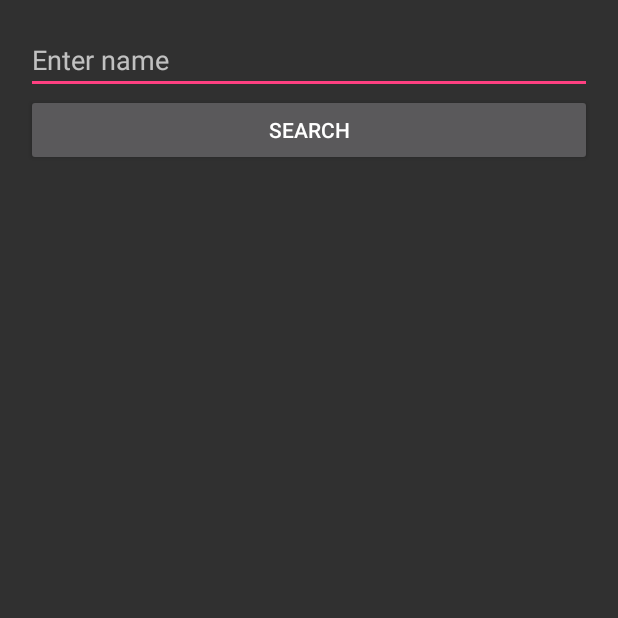
After one commit to SocratesDz/Friends, an Android app: the SearchActivity screen opened directly, with no data from a screen before it, on a phone screen of 412 x 824 dp, the top half of it. The commit adds this screen. Run offline under Robolectric (Android 15) with nearby library versions, the phone set to English and light mode, and no system bars.

Commit message:
Project finished. Added EditActivity and SearchActivity. Added Loaders. Must tidy up.

```diff
--- a/app/src/main/java/com/socratesdiaz/friends/FriendsCustomAdapter.java
+++ b/app/src/main/java/com/socratesdiaz/friends/FriendsCustomAdapter.java
@@ -69,7 +69,7 @@ public class FriendsCustomAdapter extends ArrayAdapter<Friend> {
                 FriendsDialog dialog = new FriendsDialog();
                 Bundle args = new Bundle();
                 args.putString(FriendsDialog.DIALOG_TYPE, FriendsDialog.DELETE_RECORD);
-                args.putString(FriendsContract.FriendsColumns.FRIENDS_ID, String.valueOf(_id));
+                args.putInt(FriendsContract.FriendsColumns.FRIENDS_ID, _id);
                 args.putString(FriendsContract.FriendsColumns.FRIENDS_NAME, name);
                 dialog.setArguments(args);
                 dialog.show(sFragmentManager, "delete-record");
--- a/app/src/main/java/com/socratesdiaz/friends/MainActivity.java
+++ b/app/src/main/java/com/socratesdiaz/friends/MainActivity.java
@@ -18,7 +18,6 @@ public class MainActivity extends FragmentActivity {
             FriendsListFragment friendsListFragment = new FriendsListFragment();
             fragmentManager.beginTransaction().add(android.R.id.content, friendsListFragment).commit();
         }
-        setContentView(R.layout.activity_main);
     }
 
     @Override
@@ -33,7 +32,7 @@ public class MainActivity extends FragmentActivity {
         switch (item.getItemId()) {
             case R.id.addRecord:
                 Intent intent = new Intent(MainActivity.this, AddActivity.class);
-                startIntentSender(intent);
+                startActivity(intent);
                 break;
             case R.id.deleteDatabase:
                 FriendsDialog dialog = new FriendsDialog();
--- /dev/null
+++ b/app/src/main/java/com/socratesdiaz/friends/SearchActivity.java
@@ -0,0 +1,70 @@
+package com.socratesdiaz.friends;
+
+import android.content.ContentResolver;
+import android.os.Bundle;
+import android.support.annotation.Nullable;
+import android.support.v4.app.FragmentActivity;
+import android.support.v4.app.LoaderManager;
+import android.support.v4.content.Loader;
+import android.view.View;
+import android.widget.Button;
+import android.widget.EditText;
+import android.widget.ListView;
+
+import java.util.List;
+
+/**
+ * Created by Sócrates Díaz S on 10/20/2016.
+ */
+
+public class SearchActivity extends FragmentActivity
+    implements LoaderManager.LoaderCallbacks<List<Friend>> {
+
+    private static final String LOG_TAG = SearchActivity.class.getSimpleName();
+    private FriendsCustomAdapter mFriendsCustomAdapter;
+    private static int LOADER_ID = 2;
+    private ContentResolver mContentResolver;
+    private List<Friend> friendsRetrieved;
+    private ListView listView;
+    private EditText mSearchEditText;
+    private Button mSearchFriendButton;
+    private String matchText;
+
+    @Override
+    protected void onCreate(@Nullable Bundle savedInstanceState) {
+        super.onCreate(savedInstanceState);
+        setContentView(R.layout.search_layout);
+        listView = (ListView) findViewById(R.id.searchResultsList);
+        mSearchEditText = (EditText) findViewById(R.id.searchName);
+        mSearchFriendButton = (Button) findViewById(R.id.searchButton);
+        mContentResolver = getContentResolver();
+        mFriendsCustomAdapter = new FriendsCustomAdapter(SearchActivity.this,
+                getSupportFragmentManager());
+        listView.setAdapter(mFriendsCustomAdapter);
+
+        mSearchFriendButton.setOnClickListener(new View.OnClickListener() {
+            @Override
+            public void onClick(View view) {
+                matchText = mSearchEditText.getText().toString();
+                getSupportLoaderManager().initLoader(LOADER_ID++, null, SearchActivity.this);
+            }
+        });
+    }
+
+    @Override
+    public Loader<List<Friend>> onCreateLoader(int id, Bundle args) {
+        return new FriendsSearchListLoader(SearchActivity.this, FriendsContract.URI_TABLE,
+                this.mContentResolver, matchText);
+    }
+
+    @Override
+    public void onLoadFinished(Loader<List<Friend>> loader, List<Friend> data) {
+        mFriendsCustomAdapter.setData(data);
+        this.friendsRetrieved = data;
+    }
+
+    @Override
+    public void onLoaderReset(Loader<List<Friend>> loader) {
+        mFriendsCustomAdapter.setData(null);
+    }
+}
--- a/app/src/main/res/layout/activity_main.xml
+++ b/app/src/main/res/layout/activity_main.xml
@@ -10,8 +10,4 @@
     android:paddingTop="@dimen/activity_vertical_margin"
     tools:context="com.socratesdiaz.friends.MainActivity">
 
-    <TextView
-        android:layout_width="wrap_content"
-        android:layout_height="wrap_content"
-        android:text="Hello World!" />
 </RelativeLayout>
--- /dev/null
+++ b/app/src/main/res/layout/search_layout.xml
@@ -0,0 +1,21 @@
+<?xml version="1.0" encoding="utf-8"?>
+<LinearLayout xmlns:android="http://schemas.android.com/apk/res/android"
+    android:layout_width="match_parent"
+    android:layout_height="match_parent"
+    android:orientation="vertical"
+    android:padding="17dp">
+    <EditText
+        android:id="@+id/searchName"
+        android:hint="@string/search_title"
+        android:layout_width="match_parent"
+        android:layout_height="wrap_content" />
+    <Button
+        android:id="@+id/searchButton"
+        android:text="@string/search_button"
+        android:layout_width="match_parent"
+        android:layout_height="wrap_content" />
+    <ListView
+        android:id="@+id/searchResultsList"
+        android:layout_width="match_parent"
+        android:layout_height="wrap_content"/>
+</LinearLayout>
--- a/app/src/main/res/menu/menu_main.xml
+++ b/app/src/main/res/menu/menu_main.xml
@@ -6,14 +6,14 @@
 
     <item android:icon="@android:drawable/ic_menu_search"
         android:id="@+id/search"
-        app:showAsAction="always"
+        app:showAsAction="ifRoom"
         android:orderInCategory="10"
         android:title="@string/main_search_title"
         tools:ignore="AppCompatResource" />
 
     <item android:icon="@android:drawable/ic_menu_add"
         android:id="@+id/addRecord"
-        app:showAsAction="always"
+        app:showAsAction="ifRoom"
         android:orderInCategory="100"
         android:title="@string/main_add_title"
         tools:ignore="AppCompatResource" />
--- a/app/src/main/res/values/strings.xml
+++ b/app/src/main/res/values/strings.xml
@@ -3,4 +3,9 @@
     <string name="main_search_title">Search</string>
     <string name="main_add_title">Add</string>
     <string name="main_deletedatabase_title">Delete Database</string>
+    <string name="search_title">Enter name</string>
+    <string name="search_button">Search</string>
+    <string name="add_friend_title">Add Friend</string>
+    <string name="edit_friend_title">Edit Friend</string>
+    <string name="search_friends_title">Search Friend</string>
 </resources>
--- a/app/src/main/res/values/styles.xml
+++ b/app/src/main/res/values/styles.xml
@@ -1,7 +1,7 @@
 <resources>
 
     <!-- Base application theme. -->
-    <style name="AppTheme" parent="Theme.AppCompat.Light.DarkActionBar">
+    <style name="AppTheme" parent="Theme.AppCompat">
         <!-- Customize your theme here. -->
         <item name="colorPrimary">@color/colorPrimary</item>
         <item name="colorPrimaryDark">@color/colorPrimaryDark</item>
```
Also changed, not shown: app/src/main/AndroidManifest.xml (+14 -4 lines), app/src/main/java/com/socratesdiaz/friends/AddActivity.java (+85 -1 lines), app/src/main/java/com/socratesdiaz/friends/EditActivity.java (added, +79 -0 lines), app/src/main/java/com/socratesdiaz/friends/FriendsDialog.java (+14 -0 lines), app/src/main/java/com/socratesdiaz/friends/FriendsSearchListLoader.java (added, +125 -0 lines), app/src/main/res/layout/custom_friend.xml (+12 -10 lines).
